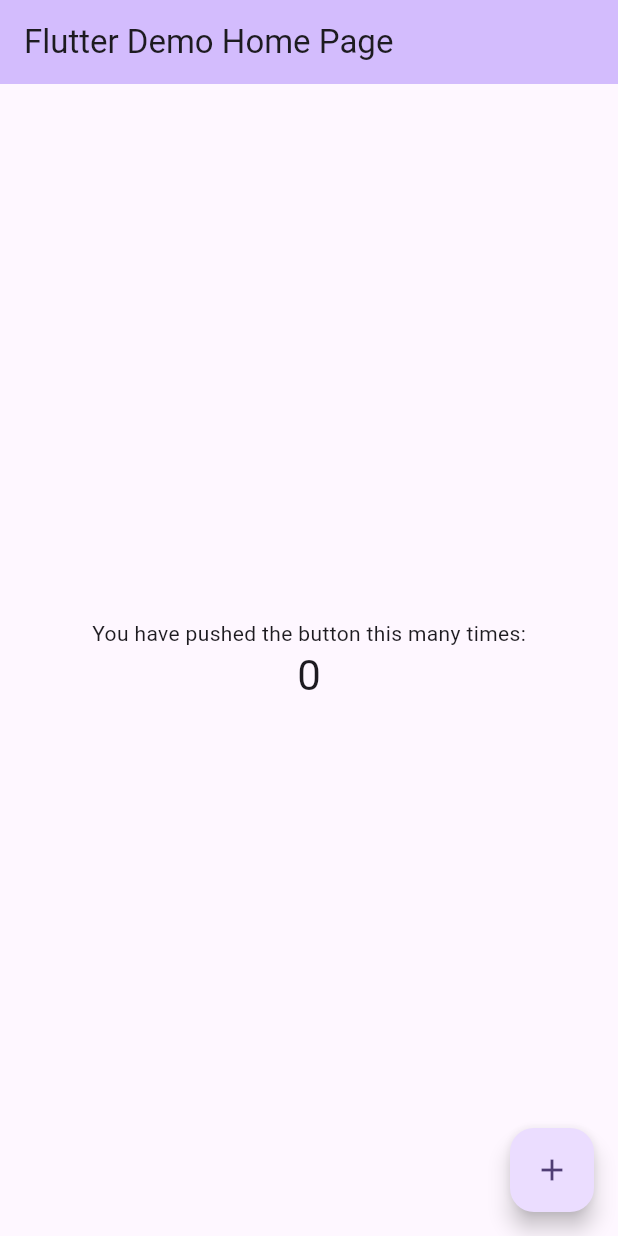
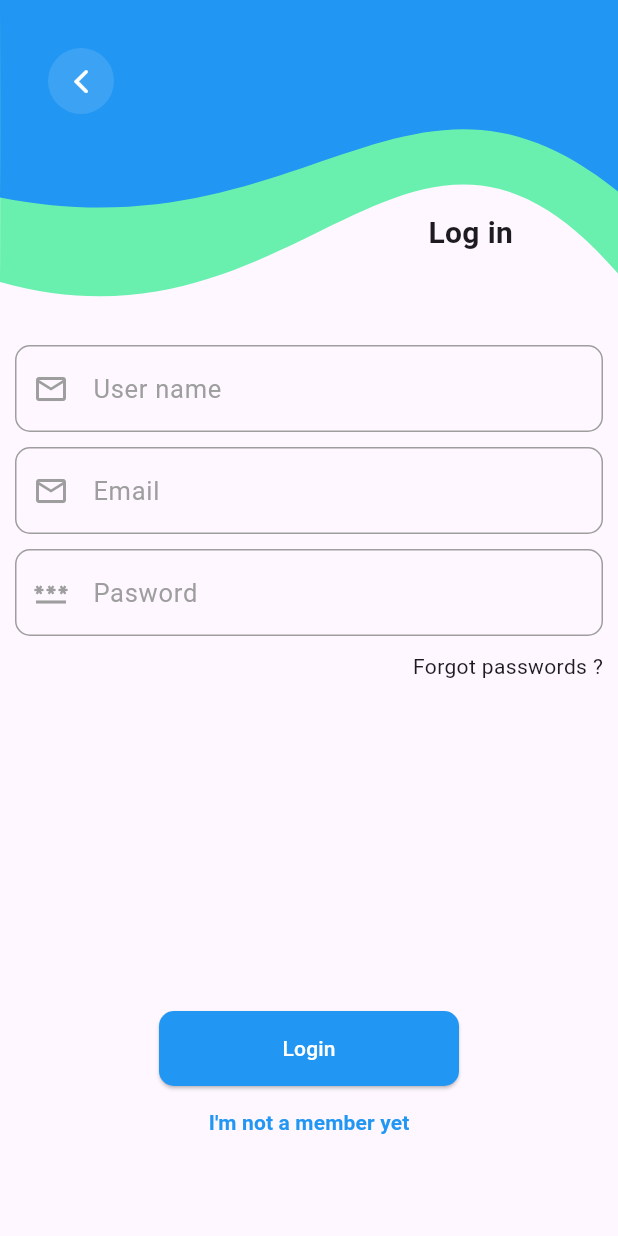
Before and after one commit to wildflu/Am_Here, a Flutter app: the screen it shows after launch, on a phone screen of 412 x 824 dp. Run offline on Flutter 3.47's test engine with Material 3 defaults, Android fonts, the phone set to English and light mode, and no system bars; our stand-ins replace get, google_maps_flutter.

Commit message:
login and register pages with the controller

```diff
--- /dev/null
+++ b/lib/data/app_constants.dart
@@ -0,0 +1,4 @@
+
+class AppConstants{
+  static String endPonit = '';
+}
--- /dev/null
+++ b/lib/data/user.dart
@@ -0,0 +1,32 @@
+
+class User {
+  String userName;
+  String email;
+  String password;
+  int age;
+  String city;
+  String country;
+  String gender;
+  int lant;
+  int lang;
+  User({
+    required this.userName,
+    required this.email,
+    required this.password,
+    required this.age,
+    required this.city,
+    required this.country,
+    required this.gender,
+    required this.lant,
+    required this.lang,
+  });
+
+
+  // factory Book.fromJson(Map<String, dynamic> json) {
+  //   return Book(
+  //     id: json['id'],
+  //     title: json['title'],
+  //     author: json['author'],
+  //   );
+  // }
+}
--- /dev/null
+++ b/lib/domain/get_controller/auth_controller/auth_controller.dart
@@ -0,0 +1,38 @@
+import 'dart:convert';
+
+import 'package:amhere/data/user.dart';
+import 'package:get/get.dart';
+import 'package:http/http.dart' as http;
+
+class AuthController extends GetxController {
+  final String url = 'http://192.168.43.233/api/register';
+
+  Future<bool> registerUser(User user) async {
+    try {
+      final response = await http.post(
+        Uri.parse(url),
+        headers: {'Content-Type': 'application/json'},
+        body: jsonEncode({
+          "username": user.userName,
+          "email": user.email,
+          "password": user.password,
+          "age": user.age,
+          "city": user.city,
+          "country": user.country,
+          "gender": user.gender,
+          "latitude": user.lant,
+          "longitude": user.lang
+        }),
+      );
+      if (response.statusCode == 201) {
+        return true;
+      } else {
+        print('Registration failed - ${response.statusCode}: ${response.body}');
+        return false;
+      }
+    } catch (error) {
+      print('Error during registration: $error');
+      return false;
+    }
+  }
+}
--- a/lib/main.dart
+++ b/lib/main.dart
@@ -1,125 +1,21 @@
+
+
+import 'package:amhere/presontation/views/auth/login.dart';
 import 'package:flutter/material.dart';
+import 'package:get/get.dart';
 
 void main() {
-  runApp(const MyApp());
+  runApp(const GetMaterialApp(
+    home: MyApp(),
+    title: 'App',
+  ));
 }
 
 class MyApp extends StatelessWidget {
   const MyApp({super.key});
 
-  // This widget is the root of your application.
   @override
   Widget build(BuildContext context) {
-    return MaterialApp(
-      title: 'Flutter Demo',
-      theme: ThemeData(
-        // This is the theme of your application.
-        //
-        // TRY THIS: Try running your application with "flutter run". You'll see
-        // the application has a purple toolbar. Then, without quitting the app,
-        // try changing the seedColor in the colorScheme below to Colors.green
-        // and then invoke "hot reload" (save your changes or press the "hot
-        // reload" button in a Flutter-supported IDE, or press "r" if you used
-        // the command line to start the app).
-        //
-        // Notice that the counter didn't reset back to zero; the application
-        // state is not lost during the reload. To reset the state, use hot
-        // restart instead.
-        //
-        // This works for code too, not just values: Most code changes can be
-        // tested with just a hot reload.
-        colorScheme: ColorScheme.fromSeed(seedColor: Colors.deepPurple),
-        useMaterial3: true,
-      ),
-      home: const MyHomePage(title: 'Flutter Demo Home Page'),
-    );
+    return const Login();
   }
 }
-
-class MyHomePage extends StatefulWidget {
-  const MyHomePage({super.key, required this.title});
-
-  // This widget is the home page of your application. It is stateful, meaning
-  // that it has a State object (defined below) that contains fields that affect
-  // how it looks.
-
-  // This class is the configuration for the state. It holds the values (in this
-  // case the title) provided by the parent (in this case the App widget) and
-  // used by the build method of the State. Fields in a Widget subclass are
-  // always marked "final".
-
-  final String title;
-
-  @override
-  State<MyHomePage> createState() => _MyHomePageState();
-}
-
-class _MyHomePageState extends State<MyHomePage> {
-  int _counter = 0;
-
-  void _incrementCounter() {
-    setState(() {
-      // This call to setState tells the Flutter framework that something has
-      // changed in this State, which causes it to rerun the build method below
-      // so that the display can reflect the updated values. If we changed
-      // _counter without calling setState(), then the build method would not be
-      // called again, and so nothing would appear to happen.
-      _counter++;
-    });
-  }
-
-  @override
-  Widget build(BuildContext context) {
-    // This method is rerun every time setState is called, for instance as done
-    // by the _incrementCounter method above.
-    //
-    // The Flutter framework has been optimized to make rerunning build methods
-    // fast, so that you can just rebuild anything that needs updating rather
-    // than having to individually change instances of widgets.
-    return Scaffold(
-      appBar: AppBar(
-        // TRY THIS: Try changing the color here to a specific color (to
-        // Colors.amber, perhaps?) and trigger a hot reload to see the AppBar
-        // change color while the other colors stay the same.
-        backgroundColor: Theme.of(context).colorScheme.inversePrimary,
-        // Here we take the value from the MyHomePage object that was created by
-        // the App.build method, and use it to set our appbar title.
-        title: Text(widget.title),
-      ),
-      body: Center(
-        // Center is a layout widget. It takes a single child and positions it
-        // in the middle of the parent.
-        child: Column(
-          // Column is also a layout widget. It takes a list of children and
-          // arranges them vertically. By default, it sizes itself to fit its
-          // children horizontally, and tries to be as tall as its parent.
-          //
-          // Column has various properties to control how it sizes itself and
-          // how it positions its children. Here we use mainAxisAlignment to
-          // center the children vertically; the main axis here is the vertical
-          // axis because Columns are vertical (the cross axis would be
-          // horizontal).
-          //
-          // TRY THIS: Invoke "debug painting" (choose the "Toggle Debug Paint"
-          // action in the IDE, or press "p" in the console), to see the
-          // wireframe for each widget.
-          mainAxisAlignment: MainAxisAlignment.center,
-          children: <Widget>[
-            const Text(
-              'You have pushed the button this many times:',
-            ),
-            Text(
-              '$_counter',
-              style: Theme.of(context).textTheme.headlineMedium,
-            ),
-          ],
-        ),
-      ),
-      floatingActionButton: FloatingActionButton(
-        onPressed: _incrementCounter,
-        tooltip: 'Increment',
-        child: const Icon(Icons.add),
-      ), // This trailing comma makes auto-formatting nicer for build methods.
-    );
-  }
-}
--- /dev/null
+++ b/lib/presontation/components/header_auth_component.dart
@@ -0,0 +1,79 @@
+
+
+
+import 'package:flutter/cupertino.dart';
+import 'package:flutter/material.dart';
+import 'package:get/get.dart';
+
+class HeaderAuthComponent extends StatelessWidget {
+  const HeaderAuthComponent({
+    super.key, required this.title,
+  });
+  final String title;
+
+  @override
+  Widget build(BuildContext context) {
+    return Stack(
+      children: [
+        Positioned(
+          left: 0,
+          right: 0,
+          bottom: 0,
+          top: 0,
+          child: ClipPath(
+            clipper: MyFirstClipper2(),
+            child: Container(
+              decoration: const BoxDecoration(
+                color: Colors.greenAccent,
+              ),
+            ),
+          ),
+        ),
+        Positioned(
+          left: 0,
+          right: 0,
+          bottom: 60,
+          top: 0,
+          child: ClipPath(
+            clipper: MyFirstClipper2(),
+            child: Container(
+              decoration: const BoxDecoration(
+                color: Colors.blue
+              ),
+            ),
+          ),
+        ),
+        Positioned(
+          right: 70,
+          bottom: 30,
+          child: Text(title, style: const TextStyle(fontSize: 20, fontWeight: FontWeight.bold),)),
+        Positioned(
+        top: 30,
+          left: 30,
+          child: IconButton(
+            style: IconButton.styleFrom(
+              backgroundColor: Colors.white12,
+              padding: const EdgeInsets.all(10)
+            ),
+            onPressed: () => Get.back(),
+            icon: const Icon(CupertinoIcons.chevron_back, color: Colors.white,)
+          ),
+        )
+      ],
+    );
+  }
+}
+
+class MyFirstClipper2 extends CustomClipper<Path> {
+  @override
+  Path getClip(Size size) {
+    Path path_0 = Path();
+    path_0.moveTo(0,0);
+    path_0.quadraticBezierTo(size.width*0.0005556,size.height*0.7500000,0,size.height*0.9400000);
+    path_0.cubicTo(size.width*0.4905556,size.height*1.2250000,size.width*0.6627778,size.height*0.1070000,size.width,size.height*0.9120000);
+    path_0.quadraticBezierTo(size.width*1.0005556,size.height*0.7330000,size.width*1.0022222,0);
+    return path_0;
+  }
+  @override
+  bool shouldReclip(covariant CustomClipper<Path> oldClipper) => true;
+}
--- /dev/null
+++ b/lib/presontation/components/text_filed_component.dart
@@ -0,0 +1,50 @@
+
+
+
+import 'package:flutter/material.dart';
+
+class TextFiledComponent extends StatelessWidget {
+  const TextFiledComponent({
+    super.key, required this.hintText, required this.prefixIcon, required this.isSecure, required this.controller,
+  });
+  final String hintText;
+  final IconData prefixIcon;
+  final bool isSecure;
+  final TextEditingController controller;
+  @override
+  Widget build(BuildContext context) {
+    return TextFormField(
+      obscureText: isSecure,
+      keyboardType: TextInputType.emailAddress,
+      style: const TextStyle(color: Colors.black, fontSize: 17, fontWeight: FontWeight.w400),
+      validator: (value) {
+        if (value == null || value.isEmpty) {
+          return 'Please enter your full $hintText';
+        }
+        return null;
+      },
+      controller: controller,
+      decoration: InputDecoration(
+        border: OutlineInputBorder(
+          borderRadius: BorderRadius.circular(10),
+          borderSide: const BorderSide(width: 1, color: Colors.grey)
+        ),
+        enabledBorder: OutlineInputBorder(
+          borderRadius: BorderRadius.circular(10),
+          borderSide: const BorderSide(width: 1, color: Colors.grey)
+        ),
+        errorBorder: OutlineInputBorder(
+          borderRadius: BorderRadius.circular(10),
+          borderSide: const BorderSide(width: 1, color: Colors.red)
+        ),
+        focusedBorder: OutlineInputBorder(
+          borderRadius: BorderRadius.circular(10),
+          borderSide: const BorderSide(width: 1, color: Colors.grey)
+        ),
+        hintText: hintText,
+        hintStyle: const TextStyle(color: Colors.grey, fontSize: 17, fontWeight: FontWeight.w400),
+        prefixIcon: Icon(prefixIcon, color: Colors.grey,),
+      ),
+    );
+  }
+}
--- /dev/null
+++ b/lib/presontation/views/auth/login.dart
@@ -0,0 +1,71 @@
+
+import 'package:amhere/presontation/components/header_auth_component.dart';
+import 'package:amhere/presontation/components/text_filed_component.dart';
+import 'package:amhere/presontation/views/auth/register.dart';
+import 'package:amhere/presontation/views/pages/home_page.dart';
+import 'package:flutter/material.dart';
+import 'package:get/get.dart';
+
+class Login extends StatelessWidget {
+  const Login({super.key});
+
+  @override
+  Widget build(BuildContext context) {
+    TextEditingController emailController = TextEditingController();
+    TextEditingController paswordController = TextEditingController();
+    return Scaffold(
+      body: ListView(
+        children: [
+          const SizedBox(
+              height: 200,
+              child: HeaderAuthComponent(title: 'Log in'),
+            ),
+            const SizedBox(height: 30,),
+            Padding(
+              padding: const EdgeInsets.symmetric(horizontal: 10),
+              child: Column(
+                mainAxisAlignment: MainAxisAlignment.center,
+                crossAxisAlignment: CrossAxisAlignment.end,
+                children: [
+                  TextFiledComponent(hintText: 'User name', prefixIcon: Icons.email_outlined, isSecure: false, controller: emailController),
+                  const SizedBox(height: 10,),
+                  TextFiledComponent(hintText: 'Email', prefixIcon: Icons.email_outlined, isSecure: false, controller: emailController),
+                  const SizedBox(height: 10,),
+                  TextFiledComponent(hintText: 'Pasword', prefixIcon: Icons.password, isSecure: true, controller: paswordController),
+                  const SizedBox(height: 10,),
+                  Text('Forgot passwords ?'),
+                ],
+              ),
+            ),
+            const SizedBox(height: 220,),
+            Column(
+              children: [
+                Container(
+                  width: 200,
+                  child: ElevatedButton(
+                      style: OutlinedButton.styleFrom(
+                          padding: const EdgeInsets.symmetric(
+                              horizontal: 50, vertical: 15),
+                          shape: RoundedRectangleBorder(
+                              borderRadius: BorderRadius.circular(10)),
+                          backgroundColor: Colors.blue),
+                      onPressed: ()=>Get.off(()=> const HomePage()),
+                      child: const Text(
+                        "Login",
+                        style: TextStyle(color: Colors.white),
+                      )),
+                ),
+                TextButton(
+                  onPressed: () => Get.to(()=> const RegisterPage()),
+                child: const Text(
+                  "I'm not a member yet",
+                  style: TextStyle(
+                      color: Colors.blue, fontWeight: FontWeight.bold),)
+                    )
+              ],
+            )
+        ],
+      ),
+    );
+  }
+}
--- a/pubspec.yaml
+++ b/pubspec.yaml
@@ -40,6 +40,7 @@ dependencies:
   google_maps_flutter: ^2.5.0
   geolocator: ^10.1.0
   permission_handler: ^11.1.0
+  http: ^1.1.2
 
 dev_dependencies:
   flutter_test:
```
Also changed, not shown: lib/domain/get_controller/themes/theme_data.dart (added, +26 -0 lines), lib/presontation/views/auth/register.dart (added, +216 -0 lines), lib/presontation/views/pages/home_page.dart (added, +38 -0 lines), pubspec.lock, 2 other files.
